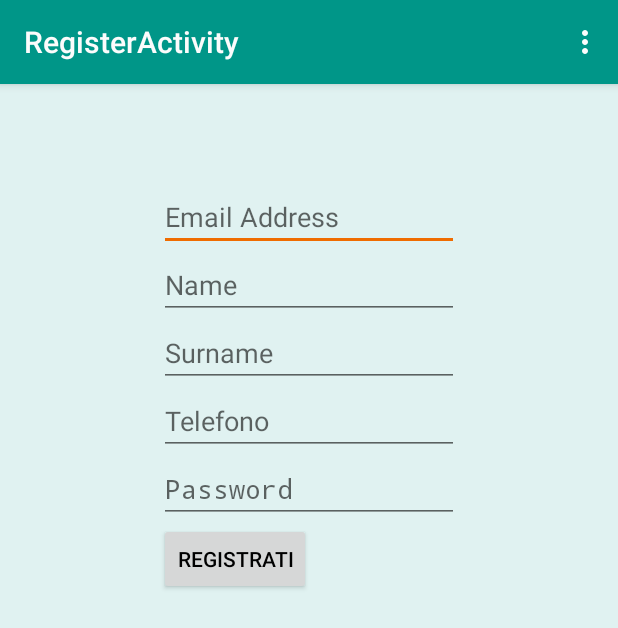
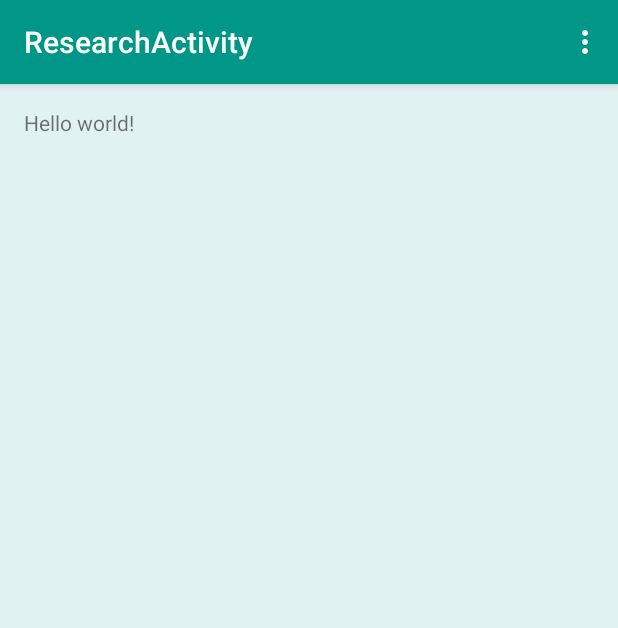
Before and after one commit to AlessandroCurreli/AgenziaIsPjdm, an Android app: the screen it shows after launch (RegisterActivity before the commit, ResearchActivity after it), after a tap on "REGISTRATI", on a phone screen of 412 x 824 dp. Shown: the top 628 px of the screen. Run offline under Robolectric (Android 15) with nearby library versions, the phone set to English and light mode, and no system bars; libraries missing offline, so code that uses them is left out: com.facebook, com.facebook.login; 16 statements that could not run were skipped.

Commit message:
-Completate le due classi model (Property e User) -Creata la classe ResearchActivity (con layout) -Aggiunta la repo di GSon a Build Gradle -Creato il file url.xml contenente le stringhe per gli url dell'app -Modificata LoginActivity per l'adattamento alle classi model (il taskResult porta all'activity di ricerca con l'oggetto utente inzializzato)

```diff
--- a/app/build.gradle
+++ b/app/build.gradle
@@ -23,4 +23,5 @@ dependencies {
     compile fileTree(dir: 'libs', include: ['*.jar'])
     compile 'com.android.support:appcompat-v7:22.2.0'
     compile 'com.facebook.android:facebook-android-sdk:4.0.0'
+    compile 'com.google.code.gson:gson:2.2.+'
 }
--- a/app/src/main/AndroidManifest.xml
+++ b/app/src/main/AndroidManifest.xml
@@ -28,7 +28,9 @@
             android:name=".login.RegisterActivity"
             android:label="@string/title_activity_register" >
         </activity>
-
+        <activity
+            android:name=".research.ResearchActivity"
+            android:label="@string/title_activity_research"></activity>
     </application>
 
 </manifest>
--- a/app/src/main/java/com/curdrome/agenziaispjdm/login/LoginActivity.java
+++ b/app/src/main/java/com/curdrome/agenziaispjdm/login/LoginActivity.java
@@ -5,16 +5,15 @@ import android.os.Bundle;
 import android.support.v4.app.FragmentActivity;
 import android.support.v4.app.FragmentManager;
 import android.support.v4.app.FragmentTransaction;
-import android.view.Menu;
 import android.view.View;
 import android.widget.Button;
 import android.widget.TextView;
-import android.widget.Toast;
 
 import com.curdrome.agenziaispjdm.R;
 import com.curdrome.agenziaispjdm.connection.AsyncResponse;
 import com.curdrome.agenziaispjdm.connection.HttpAsyncTask;
 import com.curdrome.agenziaispjdm.model.User;
+import com.curdrome.agenziaispjdm.research.ResearchActivity;
 
 import org.json.JSONException;
 import org.json.JSONObject;
@@ -60,14 +59,13 @@ public class LoginActivity extends FragmentActivity implements AsyncResponse {
     }
 
     public void loginConnection(String email, String password){
-        user.setLogin(email);
-        user.setPassword(password);
 
         JSONObject jo = new JSONObject();
         try {
             jo.put("login",email);
             jo.put("password",password);
-            jo.put("URL", "http://ispjdmtest1-curdrome.rhcloud.com/android/login");
+            jo.put("URL", getString(R.string.login_url));
+            //jo.put("URL", "http://ispjdmtest1-curdrome.rhcloud.com/android/login");
             //jo.put("URL", "http://10.220.158.248:8080/ispjdmtest1/android/login");
             connectionTask.execute(jo);
         } catch (JSONException e) {
@@ -76,37 +74,31 @@ public class LoginActivity extends FragmentActivity implements AsyncResponse {
     }
 
 
-    @Override
-    public boolean onCreateOptionsMenu(Menu menu) {
-        // Inflate the menu; this adds items to the action bar if it is present.
-        getMenuInflater().inflate(R.menu.menu_login, menu);
-        return true;
-    }
-
     //override del metodo per la gestione dei risultati dell'AsyncTask
     @Override
     public void taskResult(String output) {
-        Toast.makeText(getBaseContext(), "Welcome " + user.getLogin() + "! ", Toast.LENGTH_LONG).show();
-        //Toast.makeText(getBaseContext(), "Welcome "+user.getLogin()+"! ", Toast.LENGTH_LONG).show();
 
-        /*try {
-            JSONObject result = new JSONObject(output);
+        //converto il risultato ad oggetto user
+        User user = new User();
+        user = user.toJava(output);
 
-            //verifica risultati:
-            //se viene ricevuto uno status di errore, significa che l'utente cercato non è presente nel
-            //database, pertanto viene restituito errore
-            if (result.getString("status").equals("error")){
-                printError();
-            }
-            //se username e password inseriti corrispondono a quelli nel DB allora viene avviata
-            //la prossima activity altrimenti restituisce errore
-            if (result.getString("login").equals(user.getLogin()) &&
-                    result.getString("password").equals(user.getPassword())){
-                nextActivity();
-            }//else printError();
-        } catch (JSONException e) {
-            e.printStackTrace();
+        /*Toast.makeText(getBaseContext(),"Welcome "+user.getFirstname()+" ", Toast.LENGTH_LONG).show();
+
+        for (Property temp : user.getProperties()){
+            Toast.makeText(getBaseContext(),"Welcome "+temp.getId()+" ", Toast.LENGTH_LONG).show();
+
         }*/
+
+
+        /*if ((user!=null) && (user.getRole().equals("user"))){
+            Intent intent = new Intent(LoginActivity.this, ResearchActivity.class);
+            intent.putExtra("User", user);
+            finish();
+        }*/
+        Intent intent = new Intent(LoginActivity.this, ResearchActivity.class);
+        intent.putExtra("user", user);
+        startActivity(intent);
+        finish();
 
     }
 
--- a/app/src/main/java/com/curdrome/agenziaispjdm/login/RegisterActivity.java
+++ b/app/src/main/java/com/curdrome/agenziaispjdm/login/RegisterActivity.java
@@ -100,7 +100,7 @@ public class RegisterActivity extends Activity implements AsyncResponse {
                 jo.put("lastname", lastname);
                 jo.put("phone", phone);
                 jo.put("email", email);
-                jo.put("URL", "http://ispjdmtest1-curdrome.rhcloud.com/android/register");
+                jo.put("URL", getString(R.string.register_url));
 
                 //esecuzione AsyncTask personalizzata per l'invio dei dati
                 connectionTask.execute(jo);
--- /dev/null
+++ b/app/src/main/java/com/curdrome/agenziaispjdm/research/ResearchActivity.java
@@ -0,0 +1,52 @@
+package com.curdrome.agenziaispjdm.research;
+
+import android.content.Intent;
+import android.os.Bundle;
+import android.support.v4.app.FragmentActivity;
+import android.view.Menu;
+import android.view.MenuItem;
+import android.widget.Toast;
+
+import com.curdrome.agenziaispjdm.R;
+import com.curdrome.agenziaispjdm.model.Property;
+import com.curdrome.agenziaispjdm.model.User;
+
+public class ResearchActivity extends FragmentActivity {
+
+    @Override
+    protected void onCreate(Bundle savedInstanceState) {
+        super.onCreate(savedInstanceState);
+        setContentView(R.layout.activity_research);
+
+        Intent intent = getIntent();
+        User user = (User) intent.getSerializableExtra("user");
+
+        Toast.makeText(getBaseContext(), "Welcome " + user.getFirstname() + " ", Toast.LENGTH_LONG).show();
+
+        for (Property temp : user.getProperties()) {
+            Toast.makeText(getBaseContext(), "Welcome " + temp.getId() + " ", Toast.LENGTH_LONG).show();
+        }
+    }
+
+    @Override
+    public boolean onCreateOptionsMenu(Menu menu) {
+        // Inflate the menu; this adds items to the action bar if it is present.
+        getMenuInflater().inflate(R.menu.menu_research, menu);
+        return true;
+    }
+
+    @Override
+    public boolean onOptionsItemSelected(MenuItem item) {
+        // Handle action bar item clicks here. The action bar will
+        // automatically handle clicks on the Home/Up button, so long
+        // as you specify a parent activity in AndroidManifest.xml.
+        int id = item.getItemId();
+
+        //noinspection SimplifiableIfStatement
+        if (id == R.id.action_settings) {
+            return true;
+        }
+
+        return super.onOptionsItemSelected(item);
+    }
+}
--- /dev/null
+++ b/app/src/main/res/layout/activity_research.xml
@@ -0,0 +1,16 @@
+<RelativeLayout xmlns:android="http://schemas.android.com/apk/res/android"
+    xmlns:tools="http://schemas.android.com/tools"
+    android:layout_width="match_parent"
+    android:layout_height="match_parent"
+    android:paddingBottom="@dimen/activity_vertical_margin"
+    android:paddingLeft="@dimen/activity_horizontal_margin"
+    android:paddingRight="@dimen/activity_horizontal_margin"
+    android:paddingTop="@dimen/activity_vertical_margin"
+    tools:context="com.curdrome.agenziaispjdm.research.ResearchActivity">
+
+    <TextView
+        android:layout_width="wrap_content"
+        android:layout_height="wrap_content"
+        android:text="@string/hello_world" />
+
+</RelativeLayout>
--- /dev/null
+++ b/app/src/main/res/menu/menu_research.xml
@@ -0,0 +1,10 @@
+<menu xmlns:android="http://schemas.android.com/apk/res/android"
+    xmlns:app="http://schemas.android.com/apk/res-auto"
+    xmlns:tools="http://schemas.android.com/tools"
+    tools:context="com.curdrome.agenziaispjdm.research.ResearchActivity">
+    <item
+        android:id="@+id/action_settings"
+        android:orderInCategory="100"
+        android:title="@string/action_settings"
+        app:showAsAction="never" />
+</menu>
--- a/app/src/main/res/values/strings.xml
+++ b/app/src/main/res/values/strings.xml
@@ -1,4 +1,5 @@
 <resources>
+    <string name="login_url">http://10.220.158.248:8080/ispjdmtest1/android/login</string>
     <string name="app_name">AgenziaIsPjdm</string>
 
     <string name="hello_world">Hello world!</string>
@@ -36,5 +37,6 @@
     <string name="title_activity_result">ResultActivity</string>
     <string name="idProfile">Profilo</string>
     <string name="idMyProperties">I miei immobili</string>
+    <string name="title_activity_research">ResearchActivity</string>
 
 </resources>
```
Also changed, not shown: app/src/main/java/com/curdrome/agenziaispjdm/model/Property.java (+163 -1 lines), app/src/main/java/com/curdrome/agenziaispjdm/model/User.java (+164 -5 lines), app/src/main/res/values/url.xml (added, +11 -0 lines), 1 other file.
